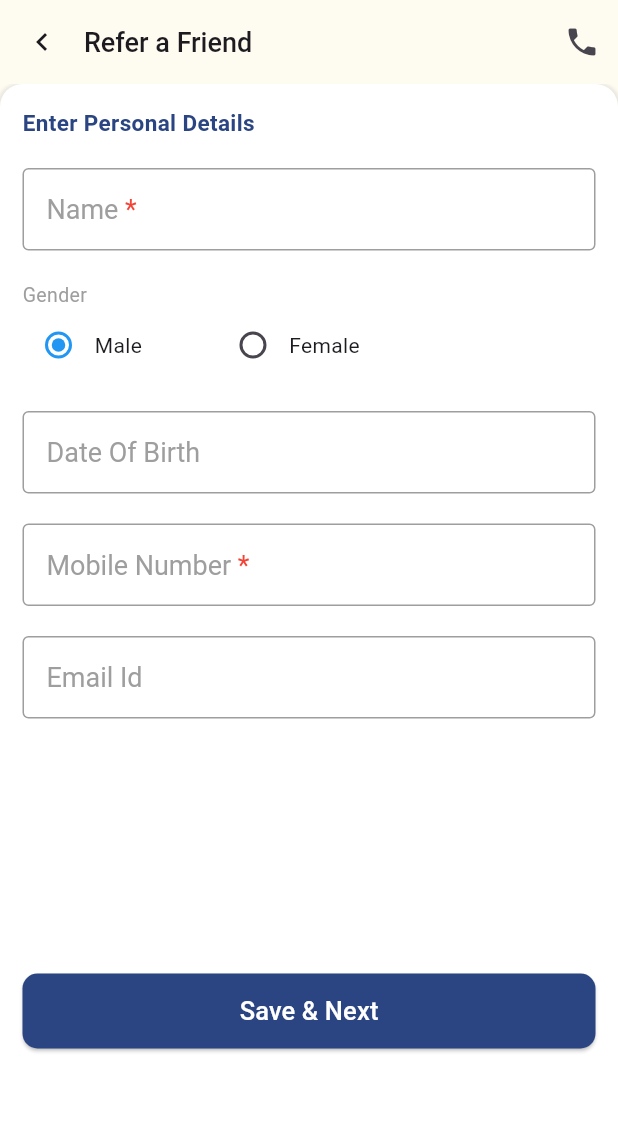
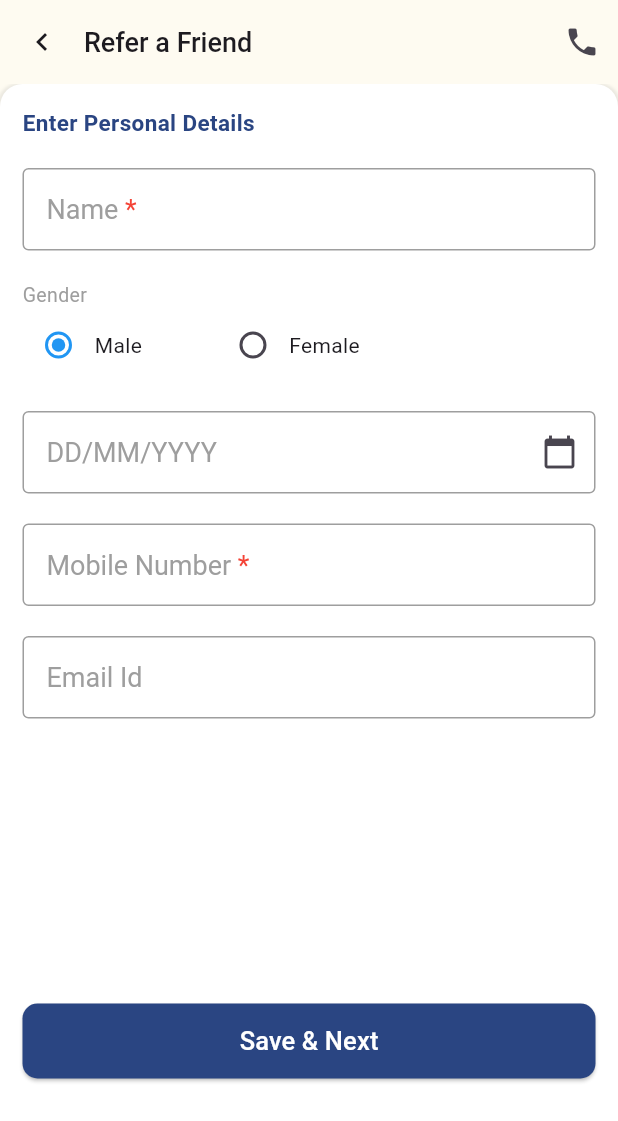
Before and after one commit to mallikaroy14/flutter-application, a Flutter app: the ReferAFriend screen opened by its route, on a phone screen of 412 x 824 dp. Shown: the top 1121 px of the screen. Run offline on Flutter 3.47's test engine with Material 3 defaults, Android fonts, the phone set to English and light mode, and no system bars; our stand-ins replace geocoding, geolocator, get, image_picker, permission_handler, shared_preferences; accounts and stored records are empty.

Commit message:
added Dob Text field with Calendar foemat

```diff
--- a/lib/models/CustomTextField.dart
+++ b/lib/models/CustomTextField.dart
@@ -5,7 +5,7 @@ class CustomTextField extends StatelessWidget {
   final String fieldName;
   final TextInputType keyboardType;
 
-  const CustomTextField(
+   CustomTextField(
       {Key? key, required this.fieldName, required this.keyboardType})
       : super(key: key);
 
--- a/lib/screens/ReferAFriendScreen.dart
+++ b/lib/screens/ReferAFriendScreen.dart
@@ -1,7 +1,5 @@
-import 'dart:ffi';
-
-import 'package:flutter/cupertino.dart';
 import 'package:flutter/material.dart';
+import 'package:intl/intl.dart';
 
 import '../models/CustomTextField.dart';
 import '../theme/app_colors.dart';
@@ -28,6 +26,7 @@ enum ColorLabel {
 
 class _creditProfile extends State<ReferAFriend> {
   // int selectedValue = 1;
+  TextEditingController dateCtl = TextEditingController();
 
   String? _radioSelected = "Male";
   final TextEditingController iconController = TextEditingController();
@@ -35,7 +34,6 @@ class _creditProfile extends State<ReferAFriend> {
   @override
   Widget build(BuildContext context) {
     return Scaffold(
-
       backgroundColor: AppColors.appBarColor,
       appBar: AppBar(
         backgroundColor: AppColors.appBarColor,
@@ -97,13 +95,14 @@ class _creditProfile extends State<ReferAFriend> {
                     const SizedBox(
                       height: 20,
                     ),
-                    const CustomTextField(
-                        fieldName: 'Date Of Birth',
-                        keyboardType: TextInputType.datetime),
+                    dateOfBirthTextField(context),
                     const SizedBox(
                       height: 20,
                     ),
-                    const CustomTextFieldWithAsterisk(fieldName: 'Mobile Number', keyboardType:  TextInputType.phone,),
+                    const CustomTextFieldWithAsterisk(
+                      fieldName: 'Mobile Number',
+                      keyboardType: TextInputType.phone,
+                    ),
                     const SizedBox(
                       height: 20,
                     ),
@@ -134,12 +133,11 @@ class _creditProfile extends State<ReferAFriend> {
                     //   ),
 
                     Padding(
-                      padding: const EdgeInsets.only(top: 150),
+                      padding: const EdgeInsets.only(top: 170),
                       child: Container(
                         width: double.infinity,
                         height: 50,
                         child: ElevatedButton(
-
                           style: ElevatedButton.styleFrom(
                               backgroundColor: AppColors.primaryColor,
                               shape: RoundedRectangleBorder(
@@ -153,34 +151,67 @@ class _creditProfile extends State<ReferAFriend> {
                         ),
                       ),
                     )
-
-                    // Expanded(
-                    //     child: Align(
-                    //   alignment: Alignment.bottomCenter,
-                    //   child: Container(
-                    //     margin: EdgeInsets.all(5),
-                    //     width: double.infinity,
-                    //     child: ElevatedButton(
-                    //       style: ElevatedButton.styleFrom(
-                    //           backgroundColor:
-                    //               Color.fromRGBO(042, 068, 130, 50),
-                    //           shape: RoundedRectangleBorder(
-                    //               borderRadius: BorderRadius.circular(10))),
-                    //       onPressed: () {},
-                    //       child: const Text("Save & Next",
-                    //           style: TextStyle(
-                    //               color: Colors.white,
-                    //               fontSize: 17,
-                    //               fontWeight: FontWeight.w500)),
-                    //     ),
-                    //   ),
-                    // ))
                   ],
                 )),
           ),
         ],
       )),
     );
+  }
+
+  SizedBox dateOfBirthTextField(BuildContext context) {
+    return SizedBox(
+        height: 55,
+        child: TextFormField(
+
+          controller: dateCtl,
+          onTap: () async {
+            DateTime? date = DateTime(1900);
+            FocusScope.of(context).requestFocus(FocusNode());
+            date = await showDatePicker(
+                context: context,
+                firstDate: DateTime(1900),
+                lastDate: DateTime(2100));
+            if (date != null) {
+              print(date);
+              String formattedDate = DateFormat("dd/MM/yyyy").format(date);
+              getFormatedDate(_date) {
+                var inputFormat = DateFormat('dd/MM/yyyy');
+                var inputDate = inputFormat.parse(_date);
+                var outputFormat = DateFormat('dd/MM/yyyy');
+                return outputFormat.format(inputDate);
+              }
+
+              print(getFormatedDate(formattedDate));
+              dateCtl.text = getFormatedDate(formattedDate);
+            }
+          },
+          validator: (value) {
+            if (value == null || value.isEmpty) {
+              return "Please enter DOP";
+            }
+            return null;
+          },
+          decoration: InputDecoration(
+            suffixIcon: Icon(Icons.calendar_today),
+            hintText: "DD/MM/YYY",
+            label: RichText(
+              text: const TextSpan(
+                  text: 'DD/MM/YYYY',
+                  style: TextStyle(
+                      fontSize: 18,
+                      color: Colors.grey,
+                      fontWeight: FontWeight.normal)),
+            ),
+            focusedBorder: const OutlineInputBorder(
+                borderSide: BorderSide(color: Colors.grey)),
+            enabledBorder: const OutlineInputBorder(
+                borderSide: BorderSide(color: Colors.grey)),
+            hintStyle: const TextStyle(fontSize: 18, color: Colors.black),
+            labelStyle: const TextStyle(fontSize: 18, color: Colors.black),
+          ),
+          keyboardType: TextInputType.datetime,
+        ));
   }
 
   Row addRadioButton(String data, String data2) {
--- a/pubspec.yaml
+++ b/pubspec.yaml
@@ -41,6 +41,7 @@ dependencies:
   path_provider: ^2.1.3
   path: ^1.9.0
   get: ^4.6.6
+  intl:
 
   # The following adds the Cupertino Icons font to your application.
   # Use with the CupertinoIcons class for iOS style icons.
```
Also changed, not shown: pubspec.lock.
